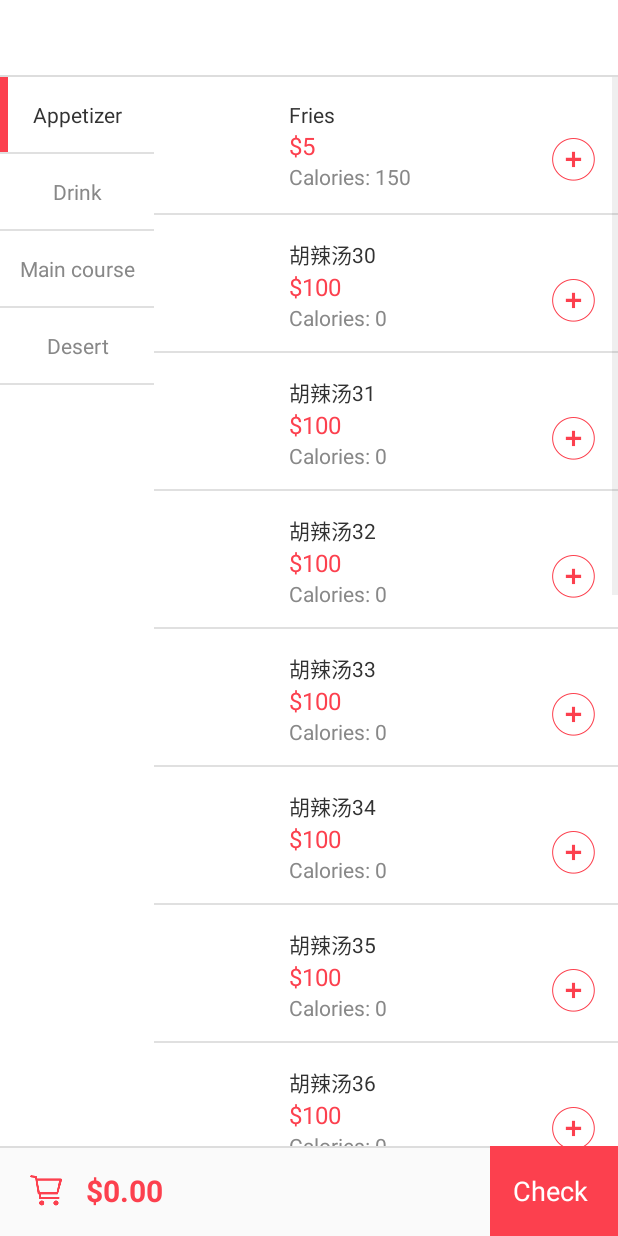
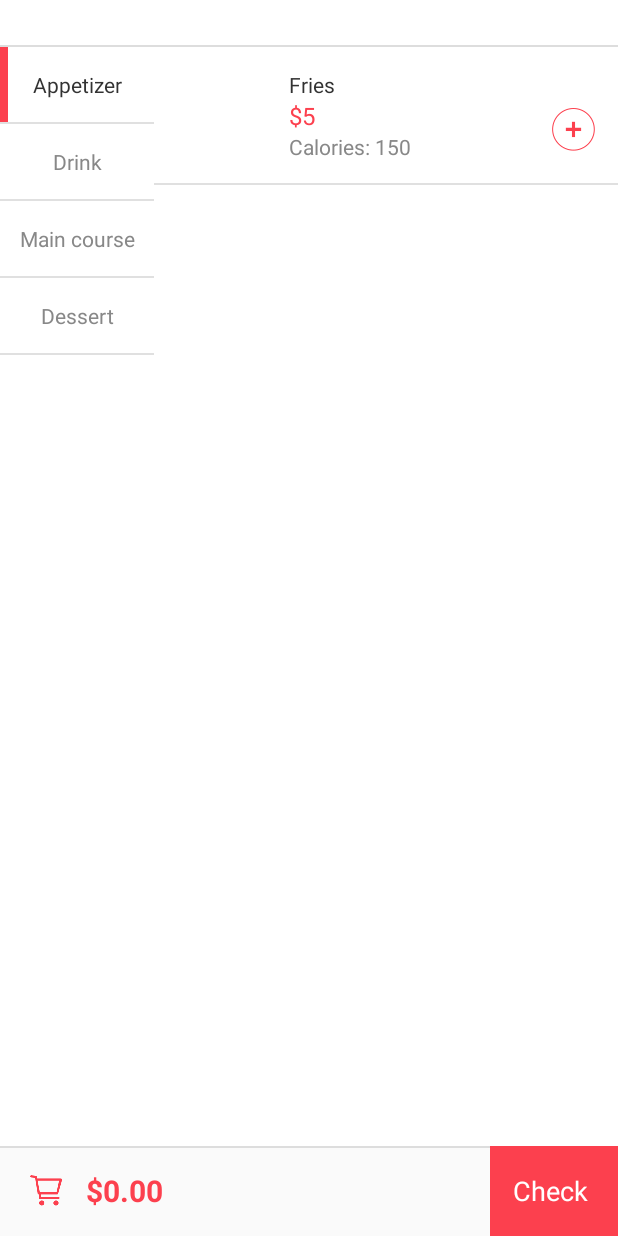
Before and after one commit to Adamkzh/takeoutApp, an Android app: the OrderActivity screen opened directly, with no data from a screen before it, on a phone screen of 412 x 824 dp. Run offline under Robolectric (Android 15) with nearby library versions, the phone set to English and light mode, and no system bars; our stand-ins replace Firebase (no records; nobody signed in at launch, a user with empty details on screens opened directly); libraries missing offline, so code that uses them is left out: com.flipboard.bottomsheet, com.nostra13.universalimageloader; plain views replace BottomSheetLayout; 2 statements that could not run were skipped.

```diff
--- a/app/src/main/java/cmpe275eat/takeoutapp/OrderActivity.java
+++ b/app/src/main/java/cmpe275eat/takeoutapp/OrderActivity.java
@@ -179,12 +179,14 @@ public class OrderActivity extends Activity{
         HashMap<String, Integer> qtymap = new HashMap<>();
         HashMap<String, String> pricemap = new HashMap<>();
         HashMap<String, Integer> timemap = new HashMap<>();
+        HashMap<String, Integer> idmap = new HashMap<>();
         for(int i=0;i<size;i++){
             GoodsBean item = selectedList.valueAt(i);
             if (!qtymap.containsKey(item.getTitle())){
                 qtymap.put(item.getTitle(), getSelectedItemCountById(item.getProduct_id()));
                 pricemap.put(item.getTitle(), item.getPrice());
                 timemap.put(item.getTitle(), item.getCooktime());
+                idmap.put(item.getTitle(), item.getProduct_id());
             }
         }
 
@@ -193,7 +195,7 @@ public class OrderActivity extends Activity{
         String[] pricelist = new String[newsize];
         int[] timelist = new int[newsize];
         int[] qtylist = new int[newsize];
-//        int[] idlist = new int[newsize];
+        int[] idlist = new int[newsize];
 
         int i = 0;
         for(String key: qtymap.keySet()) {
@@ -202,25 +204,16 @@ public class OrderActivity extends Activity{
                 qtylist[i] = qtymap.get(key);
                 pricelist[i] = pricemap.get(key);
                 timelist[i] = timemap.get(key);
+                idlist[i] = idmap.get(key);
                 i++;
             }
         }
-
-
-//        for(int i=0;i<newsize;i++){
-//            GoodsBean item = selectedList.valueAt(i);
-//
-//            goodlist[i] = item.getTitle();
-//            pricelist[i] = item.getPrice();
-//            timelist[i] = item.getCooktime();
-//            qtylist[i] = map.get(item.getTitle());
-//        }
 
         intent.putExtra("itemlist", goodlist);
         intent.putExtra("pricelist", pricelist);
         intent.putExtra("timelist", timelist);
         intent.putExtra("qtylist", qtylist);
-//        intent.putExtra("idlist", idlist);
+        intent.putExtra("idlist", idlist);
         intent.putExtra("totalqty", size);
         startActivity(intent);
     }
@@ -242,21 +235,21 @@ public class OrderActivity extends Activity{
 //        }
 
         GoodsBean goodsBean1 = new GoodsBean();
-        goodsBean1.setTitle("steak");
+        goodsBean1.setTitle("Steak");
         goodsBean1.setCategory("Main course");
         goodsBean1.setCooktime(10);
         goodsBean1.setProduct_id(1);
-        goodsBean1.setIcon("http://c.hiphotos.baidu.com/image/h%3D200/sign=5992ce78530fd9f9bf175269152cd42b/4ec2d5628535e5dd557b44db74c6a7efce1b625b.jpg");
+        goodsBean1.setIcon("https://3yis471nsv3u3cfv9924fumi-wpengine.netdna-ssl.com/wp-content/uploads/2013/11/Rump-Steak-Meal-Deal.jpg");
         goodsBean1.setPrice("15");
         goodsBean1.setCalories(300);
         list5.add(goodsBean1);
 
         GoodsBean goodsBean2 = new GoodsBean();
-        goodsBean2.setTitle("cheese burger");
+        goodsBean2.setTitle("Cheese Burger");
         goodsBean2.setCategory("Main course");
         goodsBean2.setCooktime(10);
         goodsBean2.setProduct_id(2);
-        goodsBean2.setIcon("http://c.hiphotos.baidu.com/image/h%3D200/sign=5992ce78530fd9f9bf175269152cd42b/4ec2d5628535e5dd557b44db74c6a7efce1b625b.jpg");
+        goodsBean2.setIcon("https://upload.wikimedia.org/wikipedia/commons/4/4d/Cheeseburger.jpg");
         goodsBean2.setPrice("12.5");
         goodsBean2.setCalories(250);
         list5.add(goodsBean2);
@@ -266,52 +259,90 @@ public class OrderActivity extends Activity{
         goodsBean3.setCategory("Appetizer");
         goodsBean3.setCooktime(8);
         goodsBean3.setProduct_id(3);
-        goodsBean3.setIcon("http://c.hiphotos.baidu.com/image/h%3D200/sign=5992ce78530fd9f9bf175269152cd42b/4ec2d5628535e5dd557b44db74c6a7efce1b625b.jpg");
+        goodsBean3.setIcon("https://images.agoramedia.com/EHBlogImages/margaret-omalley-the-lunch-lady/2015/03/fries-daikon-400.jpg.jpg");
         goodsBean3.setPrice("5");
         goodsBean3.setCalories(150);
         list3.add(goodsBean3);
 
+        GoodsBean goodsBean4 = new GoodsBean();
+        goodsBean4.setTitle("Pudding");
+        goodsBean4.setCategory("Desert");
+        goodsBean4.setCooktime(2);
+        goodsBean4.setProduct_id(4);
+        goodsBean4.setIcon("http://chocolatechipmuffins.net/wp-content/uploads/2017/08/hqdefault.jpg");
+        goodsBean4.setPrice("4.5");
+        goodsBean4.setCalories(120);
+        list6.add(goodsBean4);
+
+        GoodsBean goodsBean5 = new GoodsBean();
+        goodsBean5.setTitle("Milk Tea");
+        goodsBean5.setCategory("Drink");
+        goodsBean5.setCooktime(1);
+        goodsBean5.setProduct_id(5);
+        goodsBean5.setIcon("http://hojotea.com/jp/wp-content/uploads/IMG_6465.jpg");
+        goodsBean5.setPrice("3.5");
+        goodsBean5.setCalories(100);
+        list4.add(goodsBean5);
+
+        GoodsBean goodsBean6 = new GoodsBean();
+        goodsBean6.setTitle("Beer");
+        goodsBean6.setCategory("Drink");
+        goodsBean6.setCooktime(1);
+        goodsBean6.setProduct_id(6);
+        goodsBean6.setIcon("http://www.pierliquors.com/wp-content/uploads/2017/06/craft-beer-ri.jpg");
+        goodsBean6.setPrice("11");
+        goodsBean6.setCalories(11);
+        list4.add(goodsBean6);
+
+        GoodsBean goodsBean7 = new GoodsBean();
+        goodsBean7.setTitle("Ice Cream");
+        goodsBean7.setCategory("Desert");
+        goodsBean7.setCooktime(2);
+        goodsBean7.setProduct_id(7);
+        goodsBean7.setIcon("https://upload.wikimedia.org/wikipedia/commons/d/da/Strawberry_ice_cream_cone_%285076899310%29.jpg");
+        goodsBean7.setPrice("20");
+        goodsBean7.setCalories(1);
+        list6.add(goodsBean7);
 
 
 
-
-        for (int j=30;j<45;j++){
-            GoodsBean goodsBean = new GoodsBean();
-            goodsBean.setTitle("胡辣汤"+j);
-            goodsBean.setProduct_id(j);
-            goodsBean.setCategory_id(j);
-            goodsBean.setCooktime(10);
-            goodsBean.setIcon("http://c.hiphotos.baidu.com/image/h%3D200/sign=5992ce78530fd9f9bf175269152cd42b/4ec2d5628535e5dd557b44db74c6a7efce1b625b.jpg");
-            goodsBean.setOriginal_price("200");
-            goodsBean.setPrice("100");
-            list3.add(goodsBean);
-        }
-
-        //商品
-        for (int j=5;j<10;j++){
-            GoodsBean goodsBean = new GoodsBean();
-            goodsBean.setTitle("胡辣汤"+j);
-            goodsBean.setProduct_id(j);
-            goodsBean.setCategory_id(j);
-            goodsBean.setCooktime(10);
-            goodsBean.setIcon("http://e.hiphotos.baidu.com/image/h%3D200/sign=c898bddf19950a7b6a3549c43ad0625c/14ce36d3d539b600be63e95eed50352ac75cb7ae.jpg");
-            goodsBean.setOriginal_price("80");
-            goodsBean.setPrice("60");
-            list4.add(goodsBean);
-        }
-
-        //商品
-        for (int j=10;j<15;j++){
-            GoodsBean goodsBean = new GoodsBean();
-            goodsBean.setTitle("胡辣汤"+j);
-            goodsBean.setProduct_id(j);
-            goodsBean.setCategory_id(j);
-            goodsBean.setCooktime(10);
-            goodsBean.setIcon("http://g.hiphotos.baidu.com/image/pic/item/03087bf40ad162d9ec74553b14dfa9ec8a13cd7a.jpg");
-            goodsBean.setOriginal_price("40");
-            goodsBean.setPrice("20");
-            list5.add(goodsBean);
-        }
+//        for (int j=30;j<45;j++){
+//            GoodsBean goodsBean = new GoodsBean();
+//            goodsBean.setTitle("胡辣汤"+j);
+//            goodsBean.setProduct_id(j);
+//            goodsBean.setCategory_id(j);
+//            goodsBean.setCooktime(10);
+//            goodsBean.setIcon("http://c.hiphotos.baidu.com/image/h%3D200/sign=5992ce78530fd9f9bf175269152cd42b/4ec2d5628535e5dd557b44db74c6a7efce1b625b.jpg");
+//            goodsBean.setOriginal_price("200");
+//            goodsBean.setPrice("100");
+//            list3.add(goodsBean);
+//        }
+//
+//        //商品
+//        for (int j=5;j<10;j++){
+//            GoodsBean goodsBean = new GoodsBean();
+//            goodsBean.setTitle("胡辣汤"+j);
+//            goodsBean.setProduct_id(j);
+//            goodsBean.setCategory_id(j);
+//            goodsBean.setCooktime(10);
+//            goodsBean.setIcon("http://e.hiphotos.baidu.com/image/h%3D200/sign=c898bddf19950a7b6a3549c43ad0625c/14ce36d3d539b600be63e95eed50352ac75cb7ae.jpg");
+//            goodsBean.setOriginal_price("80");
+//            goodsBean.setPrice("60");
+//            list4.add(goodsBean);
+//        }
+//
+//        //商品
+//        for (int j=10;j<15;j++){
+//            GoodsBean goodsBean = new GoodsBean();
+//            goodsBean.setTitle("胡辣汤"+j);
+//            goodsBean.setProduct_id(j);
+//            goodsBean.setCategory_id(j);
+//            goodsBean.setCooktime(10);
+//            goodsBean.setIcon("http://g.hiphotos.baidu.com/image/pic/item/03087bf40ad162d9ec74553b14dfa9ec8a13cd7a.jpg");
+//            goodsBean.setOriginal_price("40");
+//            goodsBean.setPrice("20");
+//            list5.add(goodsBean);
+//        }
 
 
         CatograyBean catograyBean3 = new CatograyBean();
@@ -334,7 +365,7 @@ public class OrderActivity extends Activity{
 
         CatograyBean catograyBean6 = new CatograyBean();
         catograyBean6.setCount(5);
-        catograyBean6.setKind("Desert");
+        catograyBean6.setKind("Dessert");
         catograyBean6.setList(list6);
         list.add(catograyBean6);
         bottomSheetLayout = (BottomSheetLayout) findViewById(R.id.bottomSheetLayout);
--- a/app/src/main/res/layout/activity_order.xml
+++ b/app/src/main/res/layout/activity_order.xml
@@ -97,7 +97,7 @@
             <RelativeLayout
                 android:id="@+id/rl_title"
                 android:layout_width="match_parent"
-                android:layout_height="50dp"
+                android:layout_height="30dp"
 
                 android:gravity="center_vertical">
 
```
